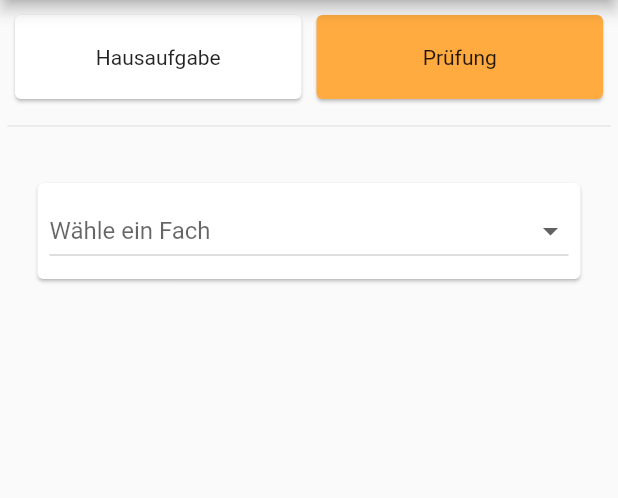
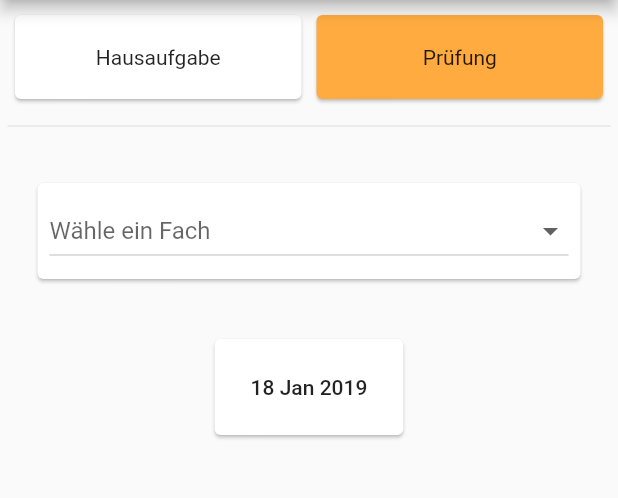
Before and after one commit to Jerry1098/school_organizer, a Flutter app: the AddEntryDialog screen opened directly, swiped to page 2, on a phone screen of 412 x 824 dp, the part 84-582 px from its top. Run offline on Flutter 3.47's test engine with Material 2 defaults, Android fonts, the phone set to English and light mode, and no system bars; our stand-ins replace date_format, fluttertoast; Roboto replaces fonts that are missing (Poppins).

Commit message:
DateStuff shit

```diff
--- a/lib/home/AddEntryDialog.dart
+++ b/lib/home/AddEntryDialog.dart
@@ -1,5 +1,6 @@
 import 'package:flutter/material.dart';
 import 'package:school_organizer/backend/Saves.dart';
+import 'package:date_format/date_format.dart';
 
 class AddEntryDialog extends StatefulWidget {
   @override
@@ -206,6 +207,22 @@ class addTest extends StatefulWidget {
 
 class addTestState extends State<addTest> {
   String selectedSubjectTest;
+  DateTime selectedDate = DateTime.now();
+  DateTime firstDate = DateTime(2019);
+  DateTime lastDate = DateTime(2100);
+
+  Future<Null> _selectDate(BuildContext context) async {
+    DateTime picked = await showDatePicker(
+      context: context,
+      firstDate: firstDate,
+      lastDate: lastDate,
+      initialDate: selectedDate,
+    );
+    if (picked != null && picked != selectedDate)
+      setState(() {
+        selectedDate = picked;
+      });
+  }
 
   Widget build(BuildContext context) {
     return Column(
@@ -228,6 +245,15 @@ class addTestState extends State<addTest> {
             ),
           ),
         ),
+        Card(
+            margin: EdgeInsets.all(20.0),
+            child: Padding(
+                padding: EdgeInsets.all(8.0),
+                child: FlatButton(
+                  onPressed: () => _selectDate(context),
+                  child:
+                      Text(formatDate(selectedDate, [dd, ' ', M, ' ', yyyy])),
+                )))
       ],
     );
   }
--- a/lib/main.dart
+++ b/lib/main.dart
@@ -2,7 +2,9 @@ import 'package:flutter/material.dart';
 import 'loadingScreen.dart';
 import 'package:school_organizer/home/HomePage.dart';
 
-void main() => runApp(MyApp());
+void main() {
+  runApp(MyApp());
+}
 
 class MyApp extends StatelessWidget {
   // This widget is the root of your application.
--- a/pubspec.yaml
+++ b/pubspec.yaml
@@ -17,6 +17,7 @@ dependencies:
     sdk: flutter
   fluttertoast: ^2.2.3
   path_provider:
+  date_format:
 
   # The following adds the Cupertino Icons font to your application.
   # Use with the CupertinoIcons class for iOS style icons.
```
